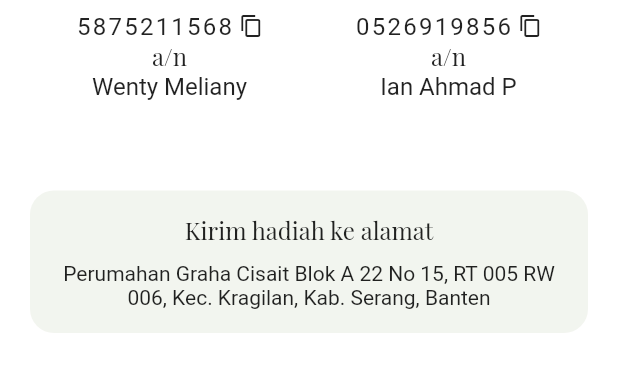
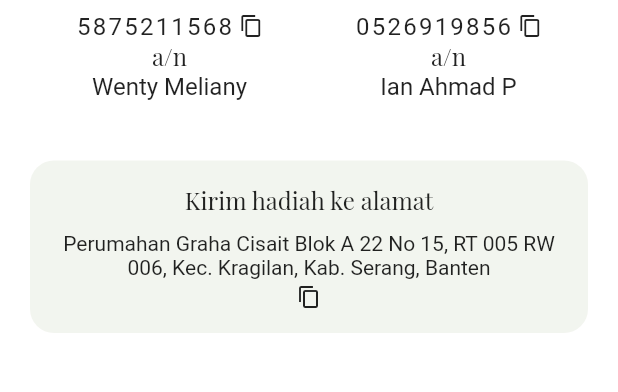
Before and after one commit to ianahmadp/inv, a Flutter app: the AmplopModal widget shown alone on an empty page, opened directly, on a phone screen of 412 x 824 dp, the part 132-524 px from its top. Run offline on Flutter 3.47's test engine with Material 2 defaults, Android fonts, the light colour scheme and no system bars; our stand-ins replace firebase_core, firebase_database, fluttertoast, go_router, google_fonts; missing offline and left inert: dart:html, dart:js, google_maps; accounts and stored records are empty.

Commit message:
change path, copy address

```diff
--- a/lib/main_page.dart
+++ b/lib/main_page.dart
@@ -105,6 +105,7 @@ class _MainPageState extends State<MainPage> {
     setState(() {
       opacityTextHeader = 1;
       paddingTextHeader = const EdgeInsets.only(top: 20);
+      isLoadBgMain = true;
     });
     await Future.delayed(const Duration(milliseconds: 600));
     setState(() {
@@ -114,7 +115,6 @@ class _MainPageState extends State<MainPage> {
     setState(() {
       opacityWentyIanMain = 1;
       paddingWentyIan = const EdgeInsets.only(top: 0);
-      isLoadBgMain = true;
     });
     await Future.delayed(const Duration(milliseconds: 300));
     setState(() {
@@ -1072,11 +1072,23 @@ class AmplopModal extends StatelessWidget {
                   "Ian Ahmad P", "0526919856", 'assets/logo_bni.png', context),
             ],
           ),
-          const SizedBox(
-            height: 30,
-          ),
-          Container(
-            margin: const EdgeInsets.only(top: 30, bottom: 20),
+          InkWell(
+            onTap: () {
+              const address =
+                  'Perumahan Graha Cisait Blok A 22 No 15, RT 005 RW 006, Kec. Kragilan, Kab. Serang, Banten';
+              Clipboard.setData(const ClipboardData(text: address)).then((_) {
+                FToast().init(context).showToast(
+                    child: Container(
+                        padding: EdgeInsets.fromLTRB(16, 4, 16, 4),
+                        color: AppColors.textPrimary,
+                        child: const Text(
+                          'Alamat berhasil disalin',
+                          style: TextStyle(color: Colors.white),
+                        )));
+              });
+            },
+            child: Container(
+              margin: const EdgeInsets.only(top: 40, bottom: 20),
               padding: const EdgeInsets.all(16),
               decoration: BoxDecoration(
                   color: AppColors.primaryDarkColor.withOpacity(0.1),
@@ -1104,7 +1116,15 @@ class AmplopModal extends StatelessWidget {
                     ),
                     textAlign: TextAlign.center,
                   ),
+                  const SizedBox(
+                    height: 4,
+                  ),
+                  const Icon(
+                    Icons.copy,
+                    size: 16,
+                  )
                 ],
+              ),
             ),
           ),
           SizedBox(
@@ -1129,8 +1149,6 @@ class AmplopModal extends StatelessWidget {
           InkWell(
             onTap: () {
               Clipboard.setData(ClipboardData(text: number)).then((_) {
-                // ScaffoldMessenger.of(context).showSnackBar(
-                //     const SnackBar(content: Text("No. Rek berhasil disalin")));
                 FToast().init(context).showToast(
                     child: Container(
                         padding: EdgeInsets.fromLTRB(16, 4, 16, 4),
```
Also changed, not shown: 1 other file. Lines whose indentation alone changed are shown as unchanged.
